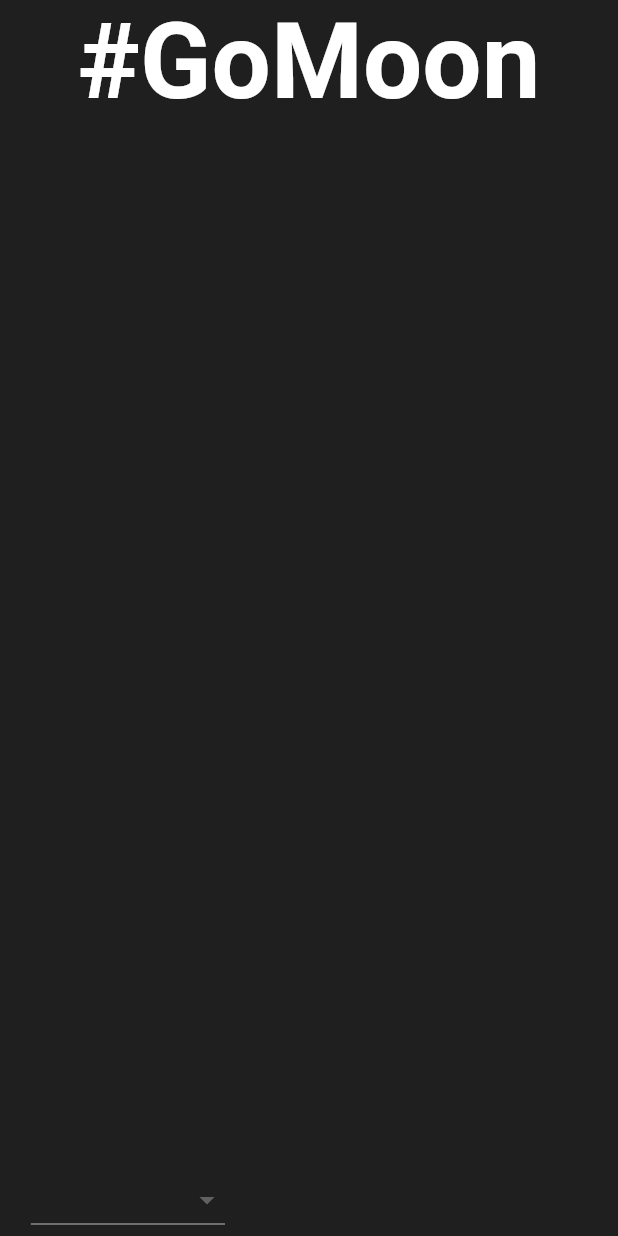
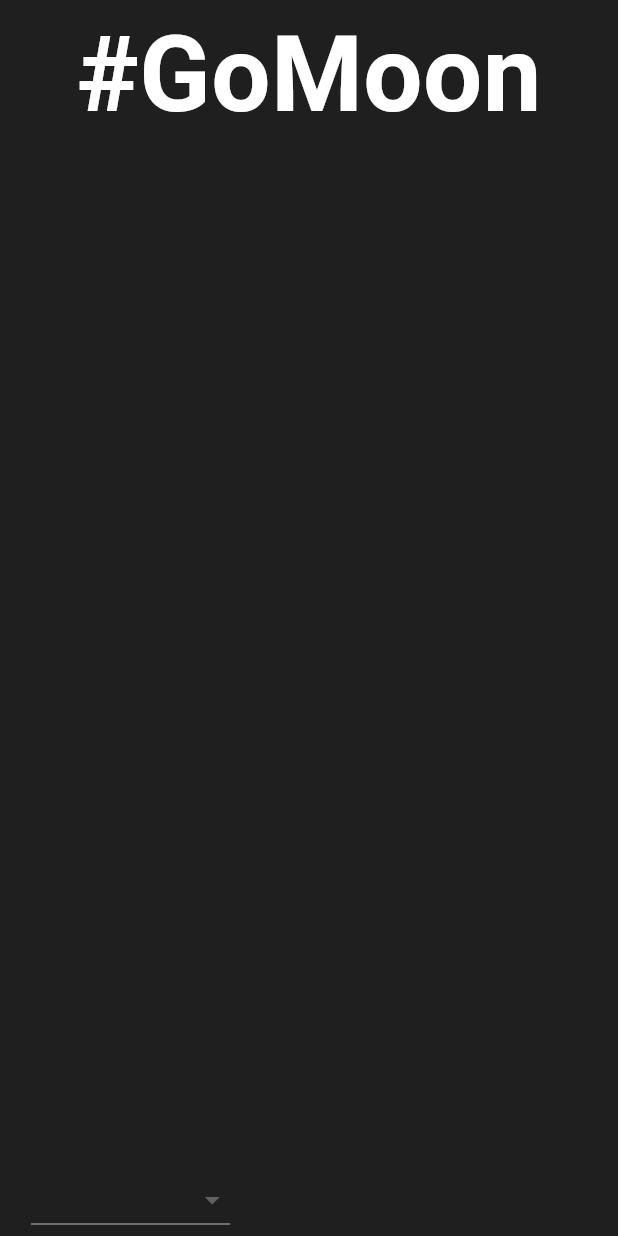
Before and after one commit to omofurhobo1/go_moon, a Flutter app: the screen it shows after launch, on a phone screen of 412 x 824 dp. Run offline on Flutter 3.47's test engine with Material 2 defaults, Android fonts, the phone set to English and light mode, and no system bars.

Commit message:
last commit

```diff
--- a/lib/main.dart
+++ b/lib/main.dart
@@ -10,9 +10,11 @@ class App extends StatelessWidget {
   @override
   Widget build(BuildContext context) {
     return MaterialApp(
+      debugShowCheckedModeBanner: false,
       title: "GO MOON",
-      theme:
-          ThemeData(scaffoldBackgroundColor: Color.fromRGBO(31, 31, 31, 1.0)),
+      theme: ThemeData(
+          useMaterial3: true,
+          scaffoldBackgroundColor: Color.fromRGBO(31, 31, 31, 1.0)),
       home: Homepage(),
     );
   }
```
